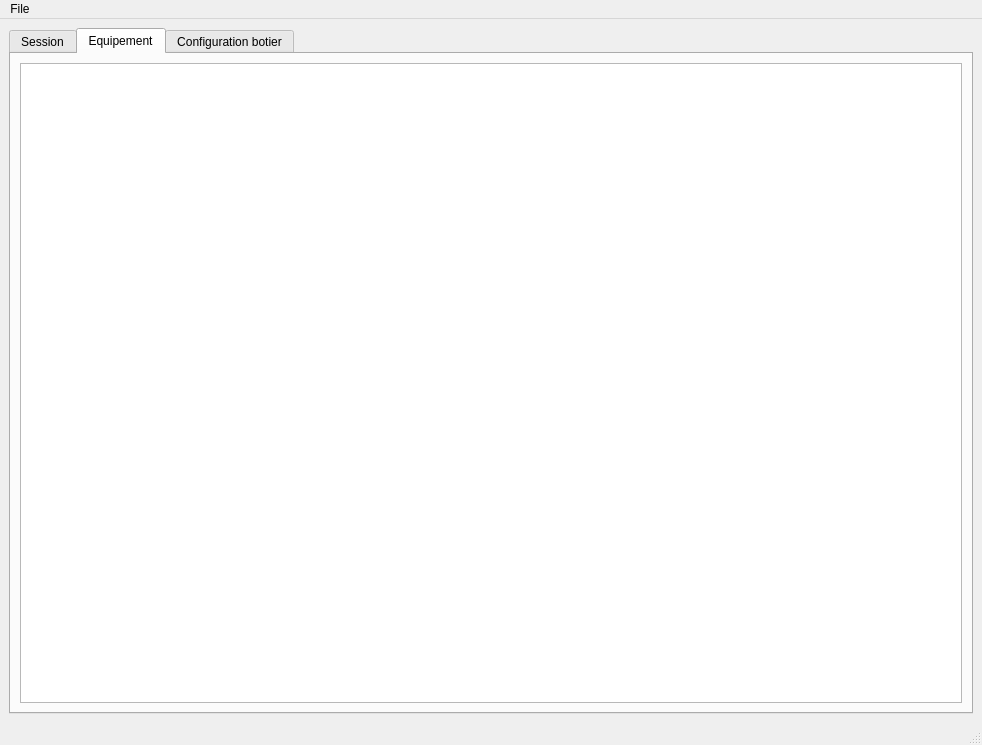
Above: seafoil-log-analyzer/ui/main_window.ui from ThomasLeMezo/seafoil-tools before the change. Below: the same form after it.
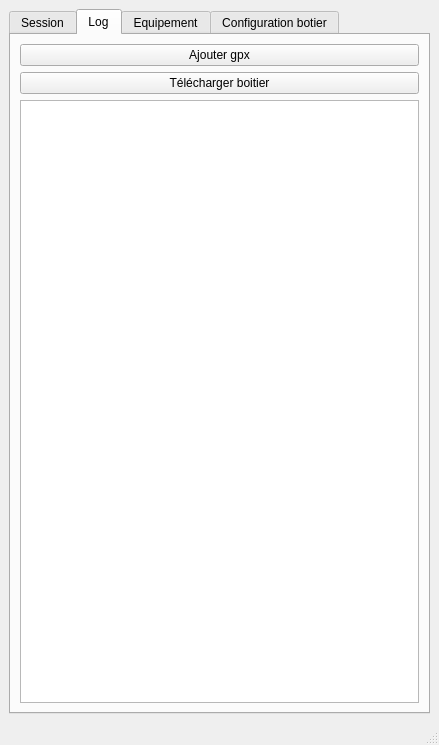
That is the form after the change.

```diff
--- a/seafoil-log-analyzer/ui/main_window.ui
+++ b/seafoil-log-analyzer/ui/main_window.ui
@@ -6,7 +6,7 @@
    <rect>
     <x>0</x>
     <y>0</y>
-    <width>982</width>
+    <width>439</width>
     <height>745</height>
    </rect>
   </property>
@@ -14,7 +14,7 @@
    <string>Seafoil</string>
   </property>
   <widget class="QWidget" name="centralwidget">
-   <layout class="QHBoxLayout" name="horizontalLayout">
+   <layout class="QVBoxLayout" name="verticalLayout_2">
     <item>
      <widget class="QTabWidget" name="tabWidget">
       <property name="currentIndex">
@@ -54,6 +54,79 @@
             <height>16777215</height>
            </size>
           </property>
+          <property name="editTriggers">
+           <set>QAbstractItemView::NoEditTriggers</set>
+          </property>
+          <property name="sortingEnabled">
+           <bool>true</bool>
+          </property>
+          <attribute name="verticalHeaderVisible">
+           <bool>false</bool>
+          </attribute>
+         </widget>
+        </item>
+       </layout>
+      </widget>
+      <widget class="QWidget" name="tab_log">
+       <attribute name="title">
+        <string>Log</string>
+       </attribute>
+       <layout class="QVBoxLayout" name="verticalLayout">
+        <item>
+         <widget class="QPushButton" name="pushButton_upload_gpx">
+          <property name="text">
+           <string>Ajouter gpx</string>
+          </property>
+         </widget>
+        </item>
+        <item>
+         <widget class="QPushButton" name="pushButton_upload_log">
+          <property name="text">
+           <string>Télécharger boitier</string>
+          </property>
+         </widget>
+        </item>
+        <item>
+         <widget class="QTableWidget" name="tableWidget_logs">
+          <property name="enabled">
+           <bool>true</bool>
+          </property>
+          <property name="sizePolicy">
+           <sizepolicy hsizetype="Expanding" vsizetype="Expanding">
+            <horstretch>0</horstretch>
+            <verstretch>0</verstretch>
+           </sizepolicy>
+          </property>
+          <property name="minimumSize">
+           <size>
+            <width>100</width>
+            <height>100</height>
+           </size>
+          </property>
+          <property name="maximumSize">
+           <size>
+            <width>16777215</width>
+            <height>16777215</height>
+           </size>
+          </property>
+          <property name="editTriggers">
+           <set>QAbstractItemView::NoEditTriggers</set>
+          </property>
+          <property name="dragDropOverwriteMode">
+           <bool>false</bool>
+          </property>
+          <property name="selectionBehavior">
+           <enum>QAbstractItemView::SelectRows</enum>
+          </property>
+          <property name="showGrid">
+           <bool>false</bool>
+          </property>
+          <property name="sortingEnabled">
+           <bool>true</bool>
+          </property>
+          <attribute name="verticalHeaderVisible">
+           <bool>false</bool>
+          </attribute>
          </widget>
         </item>
        </layout>
@@ -311,28 +384,6 @@
     </item>
    </layout>
   </widget>
-  <widget class="QMenuBar" name="menubar">
-   <property name="geometry">
-    <rect>
-     <x>0</x>
-     <y>0</y>
-     <width>982</width>
-     <height>22</height>
-    </rect>
-   </property>
-   <property name="font">
-    <font>
-     <kerning>true</kerning>
-    </font>
-   </property>
-   <widget class="QMenu" name="menuMenut">
-    <property name="title">
-     <string>File</string>
-    </property>
-    <addaction name="action_new_session"/>
-   </widget>
-   <addaction name="menuMenut"/>
-  </widget>
   <widget class="QStatusBar" name="statusbar"/>
   <action name="action_new_session">
    <property name="text">
```
Left out of the diff: 13 changed lines with no effect on the pictures.
